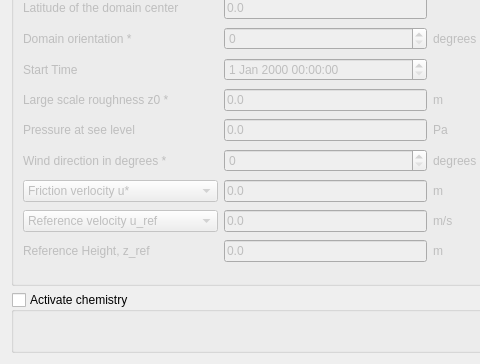
Old version of the form gui/Pages/AtmosphericFlowsForm.ui in the repository code-saturne/code_saturne; both pictures show x 0 to 480 and y 149 to 513 of the 953 by 513 pixel window.
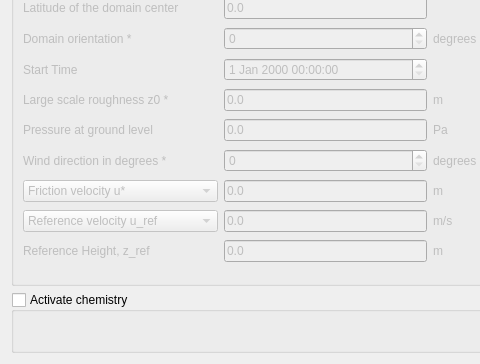
New version of the form. Icons and pictures are not drawn.

Commit message:
[GUI] major fix in meteo preprocessor. This closes issue #299.
Cherry-picked from ee3af15e6.

Diff of the .ui file:
```diff
--- a/gui/Pages/AtmosphericFlowsForm.ui
+++ b/gui/Pages/AtmosphericFlowsForm.ui
@@ -62,7 +62,7 @@
         <item row="5" column="0">
          <widget class="QLabel" name="labelPressureSeaLevel">
           <property name="text">
-           <string>Pressure at see level</string>
+           <string>Pressure at ground level</string>
           </property>
          </widget>
         </item>
@@ -215,7 +215,7 @@
          <widget class="QComboBox" name="comboBoxUstarOrdLMO">
           <item>
            <property name="text">
-            <string>Friction verlocity u*</string>
+            <string>Friction velocity u*</string>
            </property>
           </item>
           <item>
```
Left out of the diff: 8 changed lines with no effect on the pictures. The commit also changes 2 other files.
